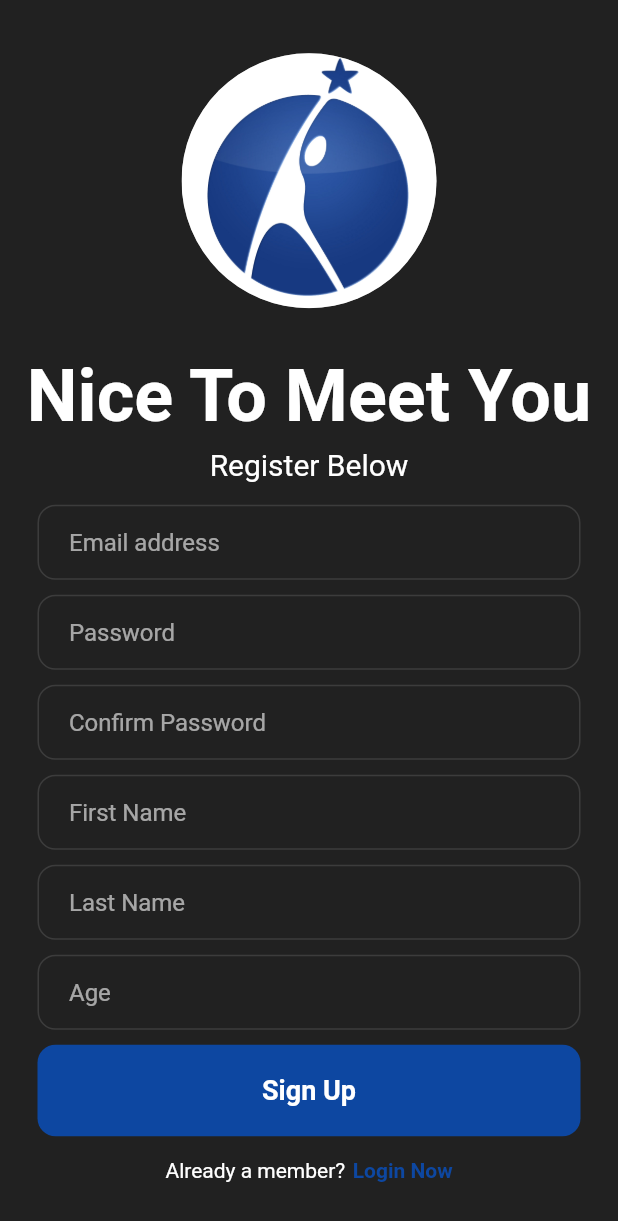
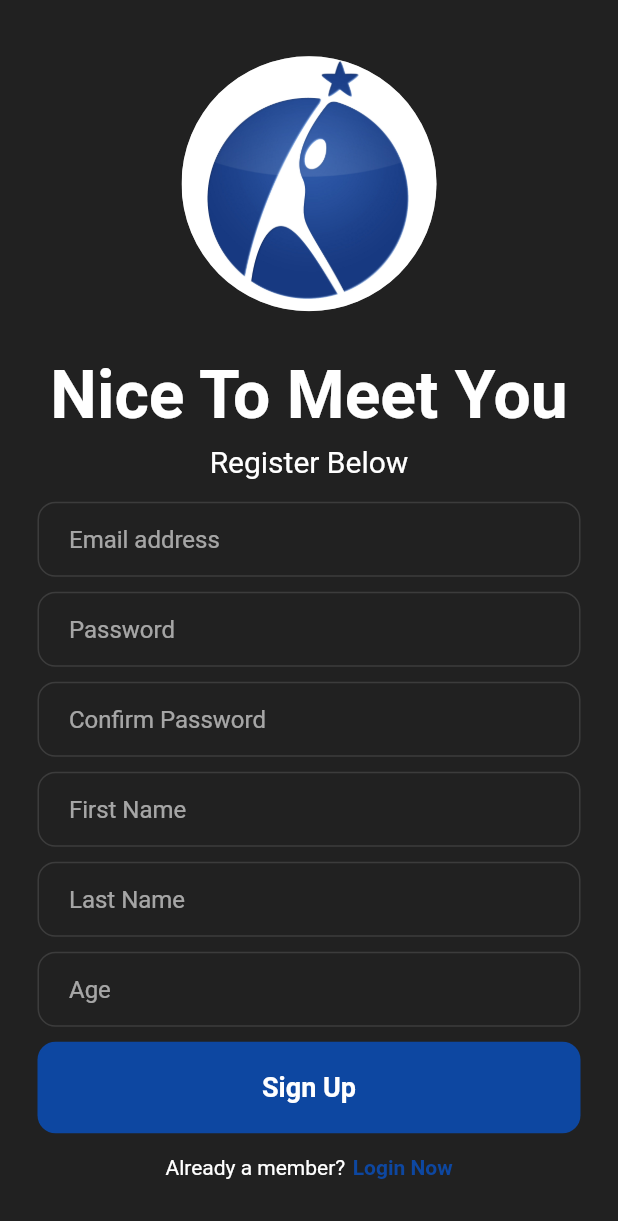
Before and after one commit to AryamanDubey28/AdAstraApp, a Flutter app: the RegisterPage screen opened directly with empty values, on a phone screen of 412 x 824 dp. Shown: the top 1221 px of the screen. Run offline on Flutter 3.47's test engine with Material 2 defaults, Android fonts, the phone set to English and light mode, and no system bars; our stand-ins replace auto_size_text, carousel_slider, cloud_firestore, firebase_auth, firebase_core, flutter_fadein and 11 more; missing offline and left inert: googleapis, gsheets; accounts and stored records are empty; network calls fail; key blocks and very long unbroken strings in the code were emptied for the run.

Commit message:
remove unused imports

```diff
--- a/lib/central screens/game screens/maths_game.dart
+++ b/lib/central screens/game screens/maths_game.dart
@@ -1,10 +1,5 @@
 import 'dart:math';
-import 'package:firebase_attempt/central%20screens/PageColor.dart';
-import 'package:firebase_attempt/central%20screens/congrats_screen.dart';
-import 'package:firebase_attempt/central%20screens/nav%20bar%20routes/profile.dart';
 import 'package:flutter/material.dart';
-import 'package:get/get.dart';
-import 'package:lottie/lottie.dart';
 
 class MathsGame extends StatefulWidget {
   @override
--- a/lib/central screens/game screens/quiz style/body.dart
+++ b/lib/central screens/game screens/quiz style/body.dart
@@ -1,12 +1,9 @@
-import 'package:firebase_attempt/central%20screens/PageColor.dart';
 import 'package:firebase_attempt/central%20screens/game%20screens/quiz%20style/controllers/question_controller.dart';
 import 'package:firebase_attempt/central%20screens/game%20screens/quiz%20style/progress_bar.dart';
-import 'package:firebase_attempt/central%20screens/game%20screens/quiz%20style/question.dart';
 import 'package:firebase_attempt/central%20screens/game%20screens/quiz%20style/question_card.dart';
 import 'package:firebase_attempt/central%20screens/nav%20bar%20routes/explore_page.dart';
 import 'package:flutter/material.dart';
 import 'package:get/get.dart';
-import 'package:iconsax/iconsax.dart';
 
 class Body extends StatefulWidget {
   const Body({Key? key}) : super(key: key);
--- a/lib/central screens/game screens/quiz style/question.dart
+++ b/lib/central screens/game screens/quiz style/question.dart
@@ -1,5 +1,3 @@
-import 'package:firebase_database/firebase_database.dart';
-
 class Question {
   late final int? id, answer;
   late final String question;
--- a/lib/central screens/game screens/quiz style/quiz_layout.dart
+++ b/lib/central screens/game screens/quiz style/quiz_layout.dart
@@ -1,4 +1,3 @@
-import 'package:firebase_attempt/central%20screens/PageColor.dart';
 import 'package:firebase_attempt/central%20screens/game%20screens/quiz%20style/body.dart';
 import 'package:firebase_attempt/central%20screens/game%20screens/quiz%20style/controllers/question_controller.dart';
 import 'package:firebase_attempt/central%20screens/nav%20bar%20routes/explore_page.dart';
--- a/lib/central screens/game screens/quiz style/quiz_screen.dart
+++ b/lib/central screens/game screens/quiz style/quiz_screen.dart
@@ -1,5 +1,4 @@
 import 'package:cloud_firestore/cloud_firestore.dart';
-import 'package:firebase_attempt/central%20screens/PageColor.dart';
 import 'package:firebase_attempt/central%20screens/game%20screens/quiz%20style/question.dart';
 import 'package:firebase_attempt/central%20screens/nav%20bar%20routes/explore_page.dart';
 import 'package:firebase_attempt/central%20screens/nav%20bar%20routes/selection_tiles.dart';
--- a/lib/central screens/game screens/quiz style/score_screen.dart
+++ b/lib/central screens/game screens/quiz style/score_screen.dart
@@ -1,6 +1,5 @@
 import 'package:firebase_attempt/central%20screens/game%20screens/quiz%20style/controllers/question_controller.dart';
 import 'package:firebase_attempt/central%20screens/nav%20bar%20routes/explore_page.dart';
-import 'package:firebase_attempt/central%20screens/play_page.dart';
 import 'package:firebase_attempt/database/firebase_functions.dart';
 import 'package:flutter/material.dart';
 import 'package:flutter_fadein/flutter_fadein.dart';
--- a/lib/central screens/nav bar routes/allTopics.dart
+++ b/lib/central screens/nav bar routes/allTopics.dart
@@ -7,12 +7,9 @@ import 'package:flutter_slidable/flutter_slidable.dart';
 import 'package:get/get.dart';
 import 'package:hive/hive.dart';
 import 'package:iconsax/iconsax.dart';
-import 'package:like_button/like_button.dart';
 
 import '../../alert dialog/custom_dialog.dart';
-import '../../main.dart';
 import '../PageColor.dart';
-import '../play_page.dart';
 
 class AllTopics extends StatefulWidget {
   //const AllTopics({Key? key}) : super(key: key);
--- a/lib/central screens/nav bar routes/discover.dart
+++ b/lib/central screens/nav bar routes/discover.dart
@@ -4,14 +4,11 @@ import 'package:firebase_attempt/central%20screens/game%20screens/maths_game.dar
 import 'package:firebase_attempt/central%20screens/nav%20bar%20routes/feedback_form.dart';
 import 'package:firebase_attempt/central%20screens/nav%20bar%20routes/profile.dart';
 import 'package:firebase_attempt/central%20screens/question_sheets.dart';
-import 'package:firebase_auth/firebase_auth.dart';
 import 'package:flutter/material.dart';
 import 'package:flutter_fadein/flutter_fadein.dart';
 import 'package:get/get.dart';
 import 'package:google_fonts/google_fonts.dart';
 import 'package:lottie/lottie.dart';
-
-import '../PageColor.dart';
 
 class DiscoverPage extends StatefulWidget {
   const DiscoverPage({Key? key}) : super(key: key);
--- a/lib/central screens/nav bar routes/explore_page.dart
+++ b/lib/central screens/nav bar routes/explore_page.dart
@@ -1,11 +1,8 @@
 import 'package:firebase_attempt/central%20screens/nav%20bar%20routes/heartedTopics.dart';
-import 'package:firebase_attempt/central%20screens/square_temp.dart';
 import 'package:flutter/material.dart';
 import 'package:get/get.dart';
 import 'package:iconsax/iconsax.dart';
 import 'package:lottie/lottie.dart';
-
-import '../PageColor.dart';
 
 class ExplorePage extends StatelessWidget {
   //const ExplorePage({Key? key}) : super(key: key);
--- a/lib/central screens/nav bar routes/heartedTopics.dart
+++ b/lib/central screens/nav bar routes/heartedTopics.dart
@@ -1,5 +1,4 @@
 import 'package:firebase_attempt/central%20screens/game%20screens/quiz%20style/quiz_screen.dart';
-import 'package:firebase_attempt/central%20screens/nav%20bar%20routes/allTopics.dart';
 import 'package:firebase_attempt/central%20screens/nav%20bar%20routes/selection_tiles.dart';
 import 'package:firebase_attempt/central%20screens/square_temp.dart';
 import 'package:firebase_auth/firebase_auth.dart';
@@ -10,10 +9,6 @@ import 'package:get/get.dart';
 import 'package:google_fonts/google_fonts.dart';
 import 'package:hive/hive.dart';
 import 'package:lottie/lottie.dart';
-
-import '../../database/database.dart';
-import '../../main.dart';
-import '../PageColor.dart';
 
 class HeartedTopics extends StatefulWidget {
   const HeartedTopics({Key? key}) : super(key: key);
--- a/lib/central screens/nav bar routes/profile.dart
+++ b/lib/central screens/nav bar routes/profile.dart
@@ -4,7 +4,6 @@ import 'package:firebase_attempt/payment/upgrade_membership_page.dart';
 import 'package:firebase_auth/firebase_auth.dart';
 import 'package:flutter/material.dart';
 import 'package:get/get.dart';
-import 'package:liquid_pull_to_refresh/liquid_pull_to_refresh.dart';
 import '../../main_page.dart';
 
 class ProfilePage extends StatefulWidget {
--- a/lib/central screens/nav bar routes/selection_tiles.dart
+++ b/lib/central screens/nav bar routes/selection_tiles.dart
@@ -14,7 +14,6 @@ import 'package:flutter/material.dart';
 import 'package:focused_menu/focused_menu.dart';
 import 'package:focused_menu/modals.dart';
 import 'package:get/get.dart';
-import 'package:get/instance_manager.dart';
 import 'package:hive/hive.dart';
 import 'package:provider/provider.dart';
 import '../../main_page.dart';
--- a/lib/central screens/nav bar routes/settings_page.dart
+++ b/lib/central screens/nav bar routes/settings_page.dart
@@ -1,12 +1,8 @@
-import 'package:firebase_attempt/central%20screens/nav%20bar%20routes/profile.dart';
 import 'package:firebase_attempt/change_theme_button_widget.dart';
-import 'package:firebase_attempt/database/firebase_functions.dart';
 import 'package:firebase_attempt/theme_provider.dart';
 import 'package:firebase_auth/firebase_auth.dart';
 import 'package:flutter/material.dart';
 import 'package:provider/provider.dart';
-
-import '../PageColor.dart';
 
 class SettingsPage extends StatefulWidget {
   const SettingsPage({Key? key}) : super(key: key);
--- a/lib/change_theme_button_widget.dart
+++ b/lib/change_theme_button_widget.dart
@@ -1,7 +1,5 @@
 import 'package:firebase_attempt/theme_provider.dart';
 import 'package:flutter/material.dart';
-import 'package:flutter/src/widgets/framework.dart';
-import 'package:flutter/src/widgets/placeholder.dart';
 import 'package:provider/provider.dart';
 
 class ChangeThemeButtonWidget extends StatelessWidget {
--- a/lib/database/database.dart
+++ b/lib/database/database.dart
@@ -1,8 +1,5 @@
-import 'package:firebase_attempt/central%20screens/nav%20bar%20routes/selection_tiles.dart';
 import 'package:firebase_auth/firebase_auth.dart';
 import 'package:hive/hive.dart';
-
-import '../main.dart';
 
 class SelectionTilesDB {
   final FirebaseAuth auth = FirebaseAuth.instance;
--- a/lib/home_page.dart
+++ b/lib/home_page.dart
@@ -4,7 +4,6 @@ import 'package:firebase_attempt/intro%20screens/screen_2.dart';
 import 'package:firebase_attempt/intro%20screens/screen_3.dart';
 import 'package:firebase_attempt/intro%20screens/screen_4.dart';
 import 'package:firebase_attempt/central%20screens/play_page.dart';
-import 'package:firebase_attempt/read%20data/get_user_name.dart';
 import 'package:firebase_auth/firebase_auth.dart';
 import 'package:flutter/material.dart';
 import 'package:get/get.dart';
--- a/lib/login_page.dart
+++ b/lib/login_page.dart
@@ -2,7 +2,6 @@ import 'package:firebase_attempt/error%20screens/no_found_user.dart';
 import 'package:firebase_auth/firebase_auth.dart';
 import 'package:flutter/material.dart';
 import 'package:get/get.dart';
-import 'package:google_fonts/google_fonts.dart';
 
 import 'forgot_password_page.dart';
 
--- a/lib/main_page.dart
+++ b/lib/main_page.dart
@@ -1,5 +1,4 @@
 import 'package:firebase_attempt/central%20screens/play_page.dart';
-import 'package:firebase_attempt/login_page.dart';
 import 'package:firebase_auth/firebase_auth.dart';
 import 'package:flutter/material.dart';
 import 'auth_page.dart';
--- a/lib/register_page.dart
+++ b/lib/register_page.dart
@@ -64,6 +64,7 @@ class _RegisterPageState extends State<RegisterPage> {
     }
   }
 
+  //initial user deatils
   Future addUserDetails(String firstname, String surname, int age, String email,
       String uid) async {
     await FirebaseFirestore.instance.collection('users').doc(uid).set({
@@ -113,7 +114,7 @@ class _RegisterPageState extends State<RegisterPage> {
                   padding: EdgeInsets.fromLTRB(8, 0, 8, 0),
                   child: Text(
                     "Nice To Meet You",
-                    style: TextStyle(fontWeight: FontWeight.bold, fontSize: 48),
+                    style: TextStyle(fontWeight: FontWeight.bold, fontSize: 44),
                   ),
                 ),
                 const SizedBox(
```
Also changed, not shown: lib/central screens/play_page.dart (+0 -10 lines).
